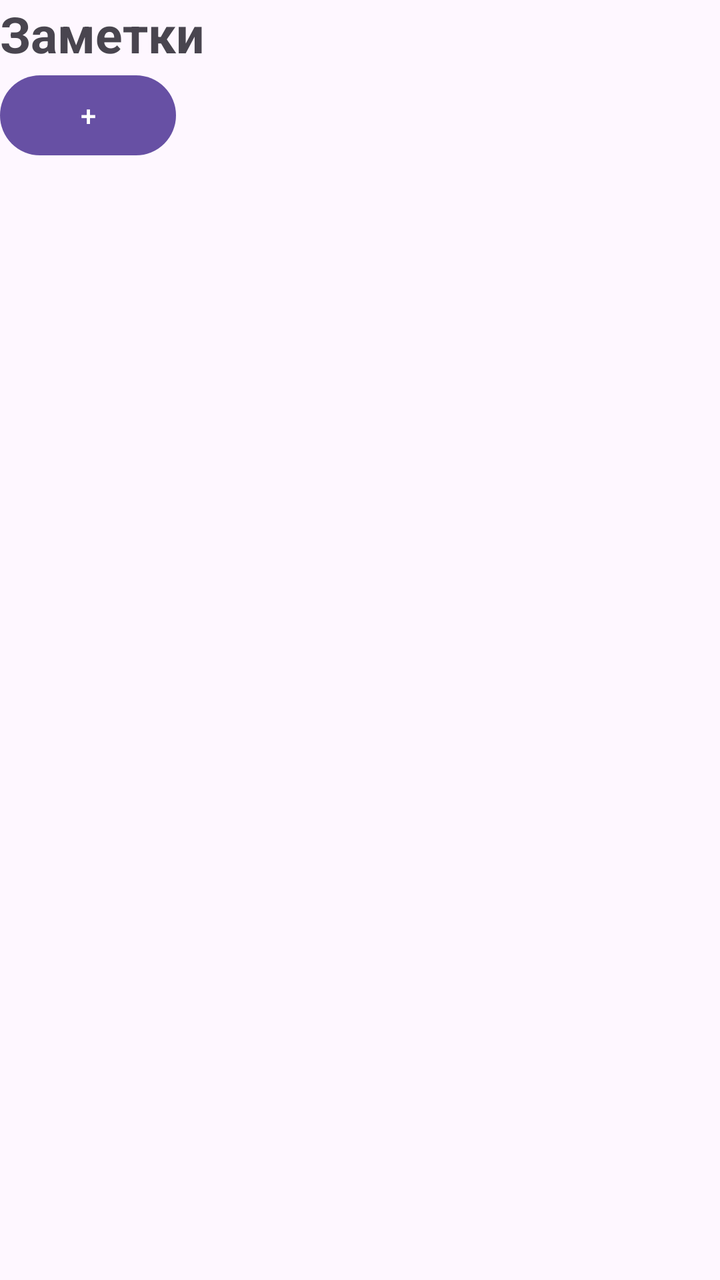
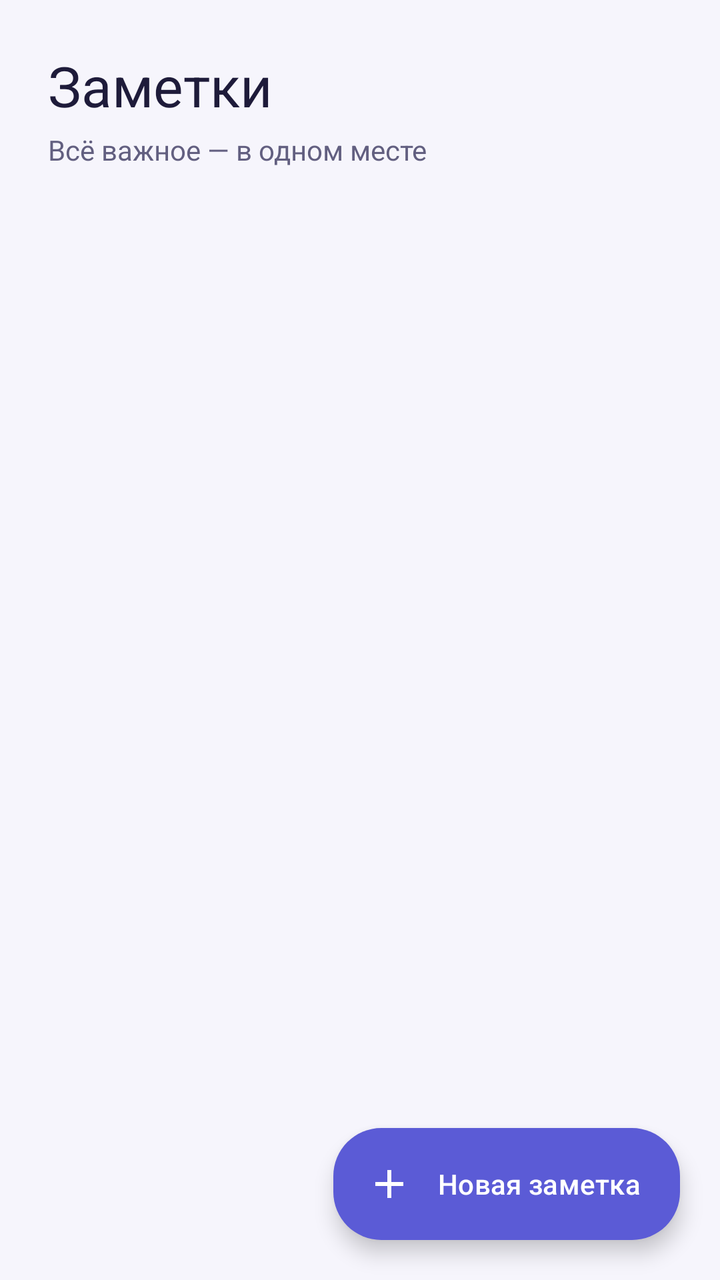

The first picture is an Android layout as it rendered before a commit; the second is the same layout after the commit. The layout source and the unified diff follow.
<!-- AndroidManifest.xml: application theme Theme.Lab22 -->
<!-- res/layout/activity_main.xml -->
<?xml version="1.0" encoding="utf-8"?>
<LinearLayout xmlns:android="http://schemas.android.com/apk/res/android"
    xmlns:app="http://schemas.android.com/apk/res-auto"
    xmlns:tools="http://schemas.android.com/tools"
    android:id="@+id/main"
    android:layout_width="match_parent"
    android:layout_height="match_parent"
    android:orientation="vertical"
    tools:context=".MainActivity">

    <TextView
        android:id="@+id/title"
        android:layout_width="match_parent"
        android:layout_height="wrap_content"
        android:textStyle="bold"
        android:textSize="25dp"
        android:text="Заметки" />
    <Button
        android:id="@+id/addNote"
        android:layout_width="wrap_content"
        android:layout_height="wrap_content"
        android:text="+"/>

    <androidx.recyclerview.widget.RecyclerView
        android:id="@+id/recyclerView"
        android:layout_width="match_parent"
        android:layout_height="match_parent" />


</LinearLayout>
<!-- resources referenced by this layout -->
<resources>
  <style name="Theme.Lab22" parent="Base.Theme.Lab22" />
  <style name="Base.Theme.Lab22" parent="Theme.Material3.DayNight.NoActionBar">
          
          
      </style>
</resources>

<!-- the commit's change to res/layout/activity_main.xml (unified diff, before → after) -->
@@ -1,30 +1,127 @@
 <?xml version="1.0" encoding="utf-8"?>
-<LinearLayout xmlns:android="http://schemas.android.com/apk/res/android"
+<FrameLayout xmlns:android="http://schemas.android.com/apk/res/android"
     xmlns:app="http://schemas.android.com/apk/res-auto"
     xmlns:tools="http://schemas.android.com/tools"
     android:id="@+id/main"
     android:layout_width="match_parent"
     android:layout_height="match_parent"
-    android:orientation="vertical"
     tools:context=".MainActivity">
 
-    <TextView
-        android:id="@+id/title"
+    <LinearLayout
         android:layout_width="match_parent"
-        android:layout_height="wrap_content"
-        android:textStyle="bold"
-        android:textSize="25dp"
-        android:text="Заметки" />
-    <Button
+        android:layout_height="match_parent"
+        android:orientation="vertical">
+
+        <TextView
+            android:id="@+id/title"
+            android:layout_width="match_parent"
+            android:layout_height="wrap_content"
+            android:paddingHorizontal="24dp"
+            android:paddingTop="24dp"
+            android:text="@string/notes_title"
+            android:textAppearance="@style/TextAppearance.Lab22.ScreenTitle" />
+
+        <TextView
+            android:layout_width="match_parent"
+            android:layout_height="wrap_content"
+            android:paddingHorizontal="24dp"
+            android:paddingTop="4dp"
+            android:paddingBottom="12dp"
+            android:text="@string/notes_subtitle"
+            android:textColor="@color/text_secondary"
+            android:textSize="14sp" />
+
+        <androidx.recyclerview.widget.RecyclerView
+            android:id="@+id/recyclerView"
+            android:layout_width="match_parent"
+            android:layout_height="match_parent"
+            android:clipToPadding="false"
+            android:paddingHorizontal="16dp"
+            android:paddingTop="4dp"
+            android:paddingBottom="96dp"
+            tools:listitem="@layout/item_note" />
+    </LinearLayout>
+
+    
+    <com.google.android.material.floatingactionbutton.ExtendedFloatingActionButton
         android:id="@+id/addNote"
         android:layout_width="wrap_content"
         android:layout_height="wrap_content"
-        android:text="+"/>
+        android:layout_gravity="bottom|end"
+        android:layout_margin="20dp"
+        android:text="@string/add_note"
+        android:textColor="@color/white"
+        app:backgroundTint="@color/primary"
+        app:icon="@drawable/ic_add"
+        app:iconTint="@color/white"
+        app:shapeAppearanceOverlay="@style/ShapeAppearance.Lab22.Large" />
 
-    <androidx.recyclerview.widget.RecyclerView
-        android:id="@+id/recyclerView"
+</FrameLayout>
+<!-- res/layout/item_note.xml (included above) -->
+<?xml version="1.0" encoding="utf-8"?>
+<com.google.android.material.card.MaterialCardView xmlns:android="http://schemas.android.com/apk/res/android"
+    xmlns:app="http://schemas.android.com/apk/res-auto"
+    android:layout_width="match_parent"
+    android:layout_height="wrap_content"
+    android:layout_marginVertical="6dp"
+    app:cardBackgroundColor="@color/surface"
+    app:cardCornerRadius="18dp"
+    app:cardElevation="0dp"
+    app:rippleColor="@color/primary_container"
+    app:strokeColor="@color/outline"
+    app:strokeWidth="1dp">
+
+    <LinearLayout
         android:layout_width="match_parent"
-        android:layout_height="match_parent" />
+        android:layout_height="wrap_content"
+        android:orientation="horizontal"
+        android:padding="16dp">
 
+        
+        <View
+            android:layout_width="4dp"
+            android:layout_height="match_parent"
+            android:layout_marginEnd="14dp"
+            android:background="@drawable/bg_accent_bar" />
 
-</LinearLayout>
+        <LinearLayout
+            android:layout_width="0dp"
+            android:layout_height="wrap_content"
+            android:layout_weight="1"
+            android:orientation="vertical">
+
+            <TextView
+                android:id="@+id/titleNote"
+                android:layout_width="match_parent"
+                android:layout_height="wrap_content"
+                android:ellipsize="end"
+                android:fontFamily="sans-serif-medium"
+                android:maxLines="1"
+                android:textColor="@color/text_primary"
+                android:textSize="17sp" />
+
+            <TextView
+                android:id="@+id/contentNote"
+                android:layout_width="match_parent"
+                android:layout_height="wrap_content"
+                android:layout_marginTop="4dp"
+                android:ellipsize="end"
+                android:lineSpacingExtra="2dp"
+                android:maxLines="2"
+                android:textColor="@color/text_secondary"
+                android:textSize="14sp" />
+
+            <TextView
+                android:id="@+id/createAtNote"
+                android:layout_width="wrap_content"
+                android:layout_height="wrap_content"
+                android:layout_marginTop="10dp"
+                android:background="@drawable/bg_chip"
+                android:paddingHorizontal="10dp"
+                android:paddingVertical="3dp"
+                android:textColor="@color/primary_dark"
+                android:textSize="12sp" />
+        </LinearLayout>
+    </LinearLayout>
+
+</com.google.android.material.card.MaterialCardView>
<!-- resource entries referenced after the edit -->
@@ -1,9 +1,96 @@
 <!-- resources referenced by this layout -->
 <resources>
-  <style name="Theme.Lab22" parent="Base.Theme.Lab22" />
-  <style name="Base.Theme.Lab22" parent="Theme.Material3.DayNight.NoActionBar">
-          
-          
+  <color name="outline">#E2E0F0</color>
+  <color name="primary">#5B5BD6</color>
+  <color name="primary_container">#E6E5FB</color>
+  <color name="primary_dark">#4747B8</color>
+  <color name="surface">#FFFFFF</color>
+  <color name="text_primary">#1E1B3A</color>
+  <color name="text_secondary">#625F80</color>
+  <color name="white">#FFFFFFFF</color>
+  <!-- drawable bg_accent_bar (drawable) -->
+  <?xml version="1.0" encoding="utf-8"?>
+  <shape xmlns:android="http://schemas.android.com/apk/res/android" android:shape="rectangle">
+      <corners android:radius="2dp" />
+      <gradient
+          android:angle="270"
+          android:endColor="@color/secondary"
+          android:startColor="@color/primary" />
+  </shape>
+  <!-- drawable bg_chip (drawable) -->
+  <?xml version="1.0" encoding="utf-8"?>
+  <shape xmlns:android="http://schemas.android.com/apk/res/android" android:shape="rectangle">
+      <corners android:radius="10dp" />
+      <solid android:color="@color/primary_container" />
+  </shape>
+  <!-- drawable ic_add (drawable) -->
+  <vector xmlns:android="http://schemas.android.com/apk/res/android"
+      android:width="24dp"
+      android:height="24dp"
+      android:viewportWidth="24"
+      android:viewportHeight="24"
+      android:tint="?attr/colorControlNormal">
+      <path
+          android:fillColor="@android:color/white"
+          android:pathData="M19,13h-6v6h-2v-6H5v-2h6V5h2v6h6v2z" />
+  </vector>
+  <string name="add_note">Новая заметка</string>
+  <string name="notes_subtitle">Всё важное — в одном месте</string>
+  <string name="notes_title">Заметки</string>
+  <style name="ShapeAppearance.Lab22.Large" parent="">
+          <item name="cornerFamily">rounded</item>
+          <item name="cornerSize">24dp</item>
       </style>
+  <style name="TextAppearance.Lab22.ScreenTitle" parent="TextAppearance.Material3.HeadlineMedium">
+          <item name="android:textColor">@color/text_primary</item>
+          <item name="android:fontFamily">sans-serif-medium</item>
+      </style>
+  <style name="Theme.Lab22" parent="Base.Theme.Lab22">
+          <item name="colorPrimary">@color/primary</item>
+          <item name="colorOnPrimary">@color/white</item>
+          <item name="colorPrimaryContainer">@color/primary_container</item>
+          <item name="colorOnPrimaryContainer">@color/on_primary_container</item>
+          <item name="colorSecondary">@color/secondary</item>
+          <item name="colorOnSecondary">@color/white</item>
+          <item name="colorSecondaryContainer">@color/secondary_container</item>
+          <item name="colorOnSecondaryContainer">@color/on_secondary_container</item>
+  
+          <item name="android:colorBackground">@color/background</item>
+          <item name="android:windowBackground">@color/background</item>
+          <item name="colorOnBackground">@color/text_primary</item>
+          <item name="colorSurface">@color/surface</item>
+          <item name="colorOnSurface">@color/text_primary</item>
+          <item name="colorSurfaceVariant">@color/surface_variant</item>
+          <item name="colorOnSurfaceVariant">@color/text_secondary</item>
+          <item name="colorSurfaceContainerHigh">@color/surface</item>
+          <item name="colorOutline">@color/outline</item>
+          <item name="colorOutlineVariant">@color/outline</item>
+          <item name="colorError">@color/error</item>
+  
+          <item name="android:textColorPrimary">@color/text_primary</item>
+          <item name="android:textColorSecondary">@color/text_secondary</item>
+          <item name="android:textColorHint">@color/text_hint</item>
+          <item name="colorControlActivated">@color/primary</item>
+  
+          <item name="materialAlertDialogTheme">@style/ThemeOverlay.Lab22.Dialog</item>
+      </style>
+  <color name="secondary">#7C6FD6</color>
+  <style name="Base.Theme.Lab22" parent="Theme.Material3.Light.NoActionBar" />
+  <color name="on_primary_container">#25226B</color>
+  <color name="secondary_container">#EEEBFC</color>
+  <color name="on_secondary_container">#2E2566</color>
+  <color name="background">#F6F5FC</color>
+  <color name="surface_variant">#EFEEF8</color>
+  <color name="error">#D9475B</color>
+  <color name="text_hint">#A3A0BF</color>
+  <style name="ThemeOverlay.Lab22.Dialog" parent="ThemeOverlay.Material3.MaterialAlertDialog">
+          <item name="shapeAppearanceOverlay">@style/ShapeAppearance.Lab22.Large</item>
+          <item name="buttonBarPositiveButtonStyle">@style/Widget.Lab22.Button.Danger</item>
+      </style>
+  <style name="Widget.Lab22.Button.Danger" parent="Widget.Material3.Button.TextButton.Dialog">
+          <item name="android:textColor">@color/error</item>
+          <item name="rippleColor">@color/error_container</item>
+      </style>
+  <color name="error_container">#FDE8EB</color>
 </resources>
 
